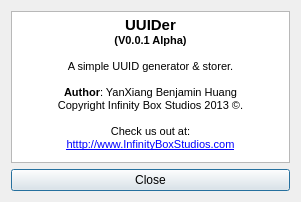
First picture: the form in Source/UUIDer/UUIDerAboutDialog.ui, repository yxbh/UUIDer, before the edit.
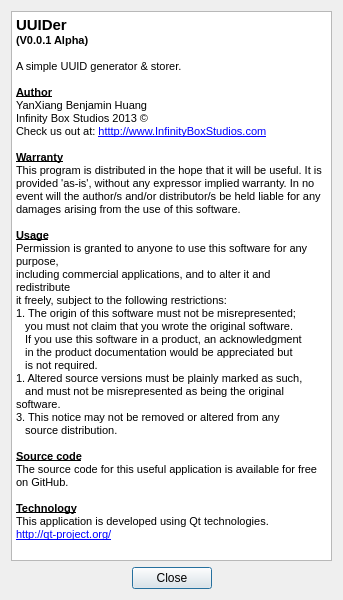
Second picture: the form after the edit.

The edit to the form file:
```diff
--- a/Source/UUIDer/UUIDerAboutDialog.ui
+++ b/Source/UUIDer/UUIDerAboutDialog.ui
@@ -6,38 +6,98 @@
    <rect>
     <x>0</x>
     <y>0</y>
-    <width>301</width>
-    <height>202</height>
+    <width>343</width>
+    <height>600</height>
    </rect>
   </property>
+  <property name="sizePolicy">
+   <sizepolicy hsizetype="Preferred" vsizetype="Preferred">
+    <horstretch>0</horstretch>
+    <verstretch>0</verstretch>
+   </sizepolicy>
+  </property>
+  <property name="minimumSize">
+   <size>
+    <width>343</width>
+    <height>600</height>
+   </size>
+  </property>
+  <property name="maximumSize">
+   <size>
+    <width>343</width>
+    <height>600</height>
+   </size>
+  </property>
   <property name="windowTitle">
    <string>Dialog</string>
   </property>
-  <layout class="QVBoxLayout" name="verticalLayout_2">
+  <layout class="QVBoxLayout" name="verticalLayout">
    <item>
-    <layout class="QVBoxLayout" name="verticalLayout">
-     <item>
-      <widget class="QTextBrowser" name="textBrowser">
-       <property name="html">
-        <string>&lt;!DOCTYPE HTML PUBLIC &quot;-//W3C//DTD HTML 4.0//EN&quot; &quot;http://www.w3.org/TR/REC-html40/strict.dtd&quot;&gt;
+    <widget class="QTextBrowser" name="textBrowser">
+     <property name="html">
+      <string>&lt;!DOCTYPE HTML PUBLIC &quot;-//W3C//DTD HTML 4.0//EN&quot; &quot;http://www.w3.org/TR/REC-html40/strict.dtd&quot;&gt;
 &lt;html&gt;&lt;head&gt;&lt;meta name=&quot;qrichtext&quot; content=&quot;1&quot; /&gt;&lt;style type=&quot;text/css&quot;&gt;
 p, li { white-space: pre-wrap; }
 &lt;/style&gt;&lt;/head&gt;&lt;body style=&quot; font-family:'MS Shell Dlg 2'; font-size:8.25pt; font-weight:400; font-style:normal;&quot;&gt;
-&lt;p align=&quot;center&quot; style=&quot; margin-top:0px; margin-bottom:0px; margin-left:0px; margin-right:0px; -qt-block-indent:0; text-indent:0px;&quot;&gt;&lt;span style=&quot; font-size:11pt; font-weight:600;&quot;&gt;UUIDer&lt;/span&gt;&lt;/p&gt;
-&lt;p align=&quot;center&quot; style=&quot; margin-top:0px; margin-bottom:0px; margin-left:0px; margin-right:0px; -qt-block-indent:0; text-indent:0px;&quot;&gt;&lt;span style=&quot; font-size:8pt; font-weight:600;&quot;&gt;(V0.0.1 Alpha)&lt;/span&gt;&lt;/p&gt;
-&lt;p align=&quot;center&quot; style=&quot;-qt-paragraph-type:empty; margin-top:0px; margin-bottom:0px; margin-left:0px; margin-right:0px; -qt-block-indent:0; text-indent:0px; font-size:8pt;&quot;&gt;&lt;br /&gt;&lt;/p&gt;
-&lt;p align=&quot;center&quot; style=&quot; margin-top:0px; margin-bottom:0px; margin-left:0px; margin-right:0px; -qt-block-indent:0; text-indent:0px;&quot;&gt;&lt;span style=&quot; font-size:8pt;&quot;&gt;A simple UUID generator &amp;amp; storer.&lt;/span&gt;&lt;/p&gt;
-&lt;p align=&quot;center&quot; style=&quot;-qt-paragraph-type:empty; margin-top:0px; margin-bottom:0px; margin-left:0px; margin-right:0px; -qt-block-indent:0; text-indent:0px; font-size:8pt;&quot;&gt;&lt;br /&gt;&lt;/p&gt;
-&lt;p align=&quot;center&quot; style=&quot; margin-top:0px; margin-bottom:0px; margin-left:0px; margin-right:0px; -qt-block-indent:0; text-indent:0px;&quot;&gt;&lt;span style=&quot; font-size:8pt; font-weight:600;&quot;&gt;Author&lt;/span&gt;&lt;span style=&quot; font-size:8pt;&quot;&gt;: YanXiang Benjamin Huang&lt;/span&gt;&lt;/p&gt;
-&lt;p align=&quot;center&quot; style=&quot; margin-top:0px; margin-bottom:0px; margin-left:0px; margin-right:0px; -qt-block-indent:0; text-indent:0px;&quot;&gt;&lt;span style=&quot; font-size:8pt;&quot;&gt;Copyright Infinity Box Studios 2013 ©.&lt;/span&gt;&lt;/p&gt;
-&lt;p align=&quot;center&quot; style=&quot;-qt-paragraph-type:empty; margin-top:0px; margin-bottom:0px; margin-left:0px; margin-right:0px; -qt-block-indent:0; text-indent:0px; font-size:8pt;&quot;&gt;&lt;br /&gt;&lt;/p&gt;
-&lt;p align=&quot;center&quot; style=&quot; margin-top:0px; margin-bottom:0px; margin-left:0px; margin-right:0px; -qt-block-indent:0; text-indent:0px;&quot;&gt;&lt;span style=&quot; font-size:8pt;&quot;&gt;Check us out at:&lt;/span&gt;&lt;/p&gt;
-&lt;p align=&quot;center&quot; style=&quot; margin-top:0px; margin-bottom:0px; margin-left:0px; margin-right:0px; -qt-block-indent:0; text-indent:0px;&quot;&gt;&lt;a href=&quot;htttp://www.InfinityBoxStudios.com&quot;&gt;&lt;span style=&quot; font-size:8pt; text-decoration: underline; color:#0000ff;&quot;&gt;htttp://www.InfinityBoxStudios.com&lt;/span&gt;&lt;/a&gt;&lt;/p&gt;&lt;/body&gt;&lt;/html&gt;</string>
+&lt;p style=&quot; margin-top:0px; margin-bottom:0px; margin-left:0px; margin-right:0px; -qt-block-indent:0; text-indent:0px;&quot;&gt;&lt;span style=&quot; font-size:11pt; font-weight:600;&quot;&gt;UUIDer&lt;/span&gt;&lt;/p&gt;
+&lt;p style=&quot; margin-top:0px; margin-bottom:0px; margin-left:0px; margin-right:0px; -qt-block-indent:0; text-indent:0px;&quot;&gt;&lt;span style=&quot; font-size:8pt; font-weight:600;&quot;&gt;(V0.0.1 Alpha)&lt;/span&gt;&lt;/p&gt;
+&lt;p style=&quot;-qt-paragraph-type:empty; margin-top:0px; margin-bottom:0px; margin-left:0px; margin-right:0px; -qt-block-indent:0; text-indent:0px; font-size:8pt;&quot;&gt;&lt;br /&gt;&lt;/p&gt;
+&lt;p style=&quot; margin-top:0px; margin-bottom:0px; margin-left:0px; margin-right:0px; -qt-block-indent:0; text-indent:0px;&quot;&gt;&lt;span style=&quot; font-size:8pt;&quot;&gt;A simple UUID generator &amp;amp; storer.&lt;/span&gt;&lt;/p&gt;
+&lt;p style=&quot;-qt-paragraph-type:empty; margin-top:0px; margin-bottom:0px; margin-left:0px; margin-right:0px; -qt-block-indent:0; text-indent:0px; font-size:8pt;&quot;&gt;&lt;br /&gt;&lt;/p&gt;
+&lt;p style=&quot; margin-top:0px; margin-bottom:0px; margin-left:0px; margin-right:0px; -qt-block-indent:0; text-indent:0px;&quot;&gt;&lt;span style=&quot; font-size:8pt; font-weight:600; text-decoration: underline;&quot;&gt;Author&lt;/span&gt;&lt;/p&gt;
+&lt;p style=&quot; margin-top:0px; margin-bottom:0px; margin-left:0px; margin-right:0px; -qt-block-indent:0; text-indent:0px;&quot;&gt;&lt;span style=&quot; font-size:8pt;&quot;&gt;YanXiang Benjamin Huang&lt;/span&gt;&lt;/p&gt;
+&lt;p style=&quot; margin-top:0px; margin-bottom:0px; margin-left:0px; margin-right:0px; -qt-block-indent:0; text-indent:0px;&quot;&gt;&lt;span style=&quot; font-size:8pt;&quot;&gt;Infinity Box Studios 2013 ©&lt;/span&gt;&lt;/p&gt;
+&lt;p style=&quot; margin-top:0px; margin-bottom:0px; margin-left:0px; margin-right:0px; -qt-block-indent:0; text-indent:0px;&quot;&gt;&lt;span style=&quot; font-size:8pt;&quot;&gt;Check us out at: &lt;/span&gt;&lt;a href=&quot;htttp://www.InfinityBoxStudios.com&quot;&gt;&lt;span style=&quot; font-size:8pt; text-decoration: underline; color:#0000ff;&quot;&gt;htttp://www.InfinityBoxStudios.com&lt;/span&gt;&lt;/a&gt;&lt;/p&gt;
+&lt;p style=&quot;-qt-paragraph-type:empty; margin-top:0px; margin-bottom:0px; margin-left:0px; margin-right:0px; -qt-block-indent:0; text-indent:0px; font-size:8pt; text-decoration: underline; color:#0000ff;&quot;&gt;&lt;br /&gt;&lt;/p&gt;
+&lt;p style=&quot; margin-top:0px; margin-bottom:0px; margin-left:0px; margin-right:0px; -qt-block-indent:0; text-indent:0px;&quot;&gt;&lt;span style=&quot; font-size:8pt; font-weight:600; text-decoration: underline;&quot;&gt;Warranty&lt;/span&gt;&lt;/p&gt;
+&lt;p style=&quot; margin-top:0px; margin-bottom:0px; margin-left:0px; margin-right:0px; -qt-block-indent:0; text-indent:0px;&quot;&gt;&lt;span style=&quot; font-size:8pt;&quot;&gt;This program is distributed in the hope that it will be useful. It is provided 'as-is', without any expressor implied warranty. In no event will the author/s and/or distributor/s be held liable for any damages arising from the use of this software.&lt;/span&gt;&lt;/p&gt;
+&lt;p style=&quot;-qt-paragraph-type:empty; margin-top:0px; margin-bottom:0px; margin-left:0px; margin-right:0px; -qt-block-indent:0; text-indent:0px; font-size:8pt;&quot;&gt;&lt;br /&gt;&lt;/p&gt;
+&lt;p style=&quot; margin-top:0px; margin-bottom:0px; margin-left:0px; margin-right:0px; -qt-block-indent:0; text-indent:0px;&quot;&gt;&lt;span style=&quot; font-size:8pt; font-weight:600; text-decoration: underline;&quot;&gt;Usage&lt;/span&gt;&lt;/p&gt;
+&lt;p style=&quot; margin-top:0px; margin-bottom:0px; margin-left:0px; margin-right:0px; -qt-block-indent:0; text-indent:0px;&quot;&gt;&lt;span style=&quot; font-size:8pt;&quot;&gt;Permission is granted to anyone to use this software for any purpose,&lt;/span&gt;&lt;/p&gt;
+&lt;p style=&quot; margin-top:0px; margin-bottom:0px; margin-left:0px; margin-right:0px; -qt-block-indent:0; text-indent:0px;&quot;&gt;&lt;span style=&quot; font-size:8pt;&quot;&gt;including commercial applications, and to alter it and redistribute&lt;/span&gt;&lt;/p&gt;
+&lt;p style=&quot; margin-top:0px; margin-bottom:0px; margin-left:0px; margin-right:0px; -qt-block-indent:0; text-indent:0px;&quot;&gt;&lt;span style=&quot; font-size:8pt;&quot;&gt;it freely, subject to the following restrictions:&lt;/span&gt;&lt;/p&gt;
+&lt;p style=&quot; margin-top:0px; margin-bottom:0px; margin-left:0px; margin-right:0px; -qt-block-indent:0; text-indent:0px;&quot;&gt;&lt;span style=&quot; font-size:8pt;&quot;&gt;1. The origin of this software must not be misrepresented;&lt;/span&gt;&lt;/p&gt;
+&lt;p style=&quot; margin-top:0px; margin-bottom:0px; margin-left:0px; margin-right:0px; -qt-block-indent:0; text-indent:0px;&quot;&gt;&lt;span style=&quot; font-size:8pt;&quot;&gt;   you must not claim that you wrote the original software.&lt;/span&gt;&lt;/p&gt;
+&lt;p style=&quot; margin-top:0px; margin-bottom:0px; margin-left:0px; margin-right:0px; -qt-block-indent:0; text-indent:0px;&quot;&gt;&lt;span style=&quot; font-size:8pt;&quot;&gt;   If you use this software in a product, an acknowledgment&lt;/span&gt;&lt;/p&gt;
+&lt;p style=&quot; margin-top:0px; margin-bottom:0px; margin-left:0px; margin-right:0px; -qt-block-indent:0; text-indent:0px;&quot;&gt;&lt;span style=&quot; font-size:8pt;&quot;&gt;   in the product documentation would be appreciated but&lt;/span&gt;&lt;/p&gt;
+&lt;p style=&quot; margin-top:0px; margin-bottom:0px; margin-left:0px; margin-right:0px; -qt-block-indent:0; text-indent:0px;&quot;&gt;&lt;span style=&quot; font-size:8pt;&quot;&gt;   is not required.&lt;/span&gt;&lt;/p&gt;
+&lt;p style=&quot; margin-top:0px; margin-bottom:0px; margin-left:0px; margin-right:0px; -qt-block-indent:0; text-indent:0px;&quot;&gt;&lt;span style=&quot; font-size:8pt;&quot;&gt;1. Altered source versions must be plainly marked as such,&lt;/span&gt;&lt;/p&gt;
+&lt;p style=&quot; margin-top:0px; margin-bottom:0px; margin-left:0px; margin-right:0px; -qt-block-indent:0; text-indent:0px;&quot;&gt;&lt;span style=&quot; font-size:8pt;&quot;&gt;   and must not be misrepresented as being the original software.&lt;/span&gt;&lt;/p&gt;
+&lt;p style=&quot; margin-top:0px; margin-bottom:0px; margin-left:0px; margin-right:0px; -qt-block-indent:0; text-indent:0px;&quot;&gt;&lt;span style=&quot; font-size:8pt;&quot;&gt;3. This notice may not be removed or altered from any&lt;/span&gt;&lt;/p&gt;
+&lt;p style=&quot; margin-top:0px; margin-bottom:0px; margin-left:0px; margin-right:0px; -qt-block-indent:0; text-indent:0px;&quot;&gt;&lt;span style=&quot; font-size:8pt;&quot;&gt;   source distribution.&lt;/span&gt;&lt;/p&gt;
+&lt;p style=&quot; margin-top:0px; margin-bottom:0px; margin-left:0px; margin-right:0px; -qt-block-indent:0; text-indent:0px;&quot;&gt;&lt;span style=&quot; font-size:8pt;&quot;&gt; &lt;/span&gt;&lt;/p&gt;
+&lt;p style=&quot; margin-top:0px; margin-bottom:0px; margin-left:0px; margin-right:0px; -qt-block-indent:0; text-indent:0px;&quot;&gt;&lt;span style=&quot; font-size:8pt; font-weight:600; text-decoration: underline;&quot;&gt;Source code&lt;/span&gt;&lt;/p&gt;
+&lt;p style=&quot; margin-top:0px; margin-bottom:0px; margin-left:0px; margin-right:0px; -qt-block-indent:0; text-indent:0px;&quot;&gt;&lt;span style=&quot; font-size:8pt;&quot;&gt;The source code for this useful application is available for free on GitHub.&lt;/span&gt;&lt;/p&gt;
+&lt;p style=&quot;-qt-paragraph-type:empty; margin-top:0px; margin-bottom:0px; margin-left:0px; margin-right:0px; -qt-block-indent:0; text-indent:0px; font-size:8pt;&quot;&gt;&lt;br /&gt;&lt;/p&gt;
+&lt;p style=&quot; margin-top:0px; margin-bottom:0px; margin-left:0px; margin-right:0px; -qt-block-indent:0; text-indent:0px;&quot;&gt;&lt;span style=&quot; font-size:8pt; font-weight:600; text-decoration: underline;&quot;&gt;Technology&lt;/span&gt;&lt;/p&gt;
+&lt;p style=&quot; margin-top:0px; margin-bottom:0px; margin-left:0px; margin-right:0px; -qt-block-indent:0; text-indent:0px;&quot;&gt;&lt;span style=&quot; font-size:8pt;&quot;&gt;This application is developed using Qt technologies.&lt;/span&gt;&lt;/p&gt;
+&lt;p style=&quot; margin-top:0px; margin-bottom:0px; margin-left:0px; margin-right:0px; -qt-block-indent:0; text-indent:0px;&quot;&gt;&lt;a href=&quot;http://qt-project.org/&quot;&gt;&lt;span style=&quot; font-size:8pt; text-decoration: underline; color:#0000ff;&quot;&gt;http://qt-project.org/&lt;/span&gt;&lt;/a&gt;&lt;/p&gt;&lt;/body&gt;&lt;/html&gt;</string>
+     </property>
+    </widget>
+   </item>
+   <item>
+    <layout class="QHBoxLayout" name="horizontalLayout">
+     <item>
+      <spacer name="horizontalSpacer">
+       <property name="orientation">
+        <enum>Qt::Horizontal</enum>
        </property>
-      </widget>
+       <property name="sizeHint" stdset="0">
+        <size>
+         <width>40</width>
+         <height>20</height>
+        </size>
+       </property>
+      </spacer>
      </item>
      <item>
-      <widget class="QPushButton" name="CloseDialogButton">
+      <widget class="QPushButton" name="Button_CloseDialog">
+       <property name="sizePolicy">
+        <sizepolicy hsizetype="Fixed" vsizetype="Fixed">
+         <horstretch>0</horstretch>
+         <verstretch>0</verstretch>
+        </sizepolicy>
+       </property>
        <property name="toolTip">
         <string>Close this dialog.</string>
        </property>
@@ -46,6 +106,19 @@
        </property>
       </widget>
      </item>
+     <item>
+      <spacer name="horizontalSpacer_2">
+       <property name="orientation">
+        <enum>Qt::Horizontal</enum>
+       </property>
+       <property name="sizeHint" stdset="0">
+        <size>
+         <width>40</width>
+         <height>20</height>
+        </size>
+       </property>
+      </spacer>
+     </item>
     </layout>
    </item>
   </layout>
```
Left out of the diff: 6 changed lines with no effect on the pictures.
